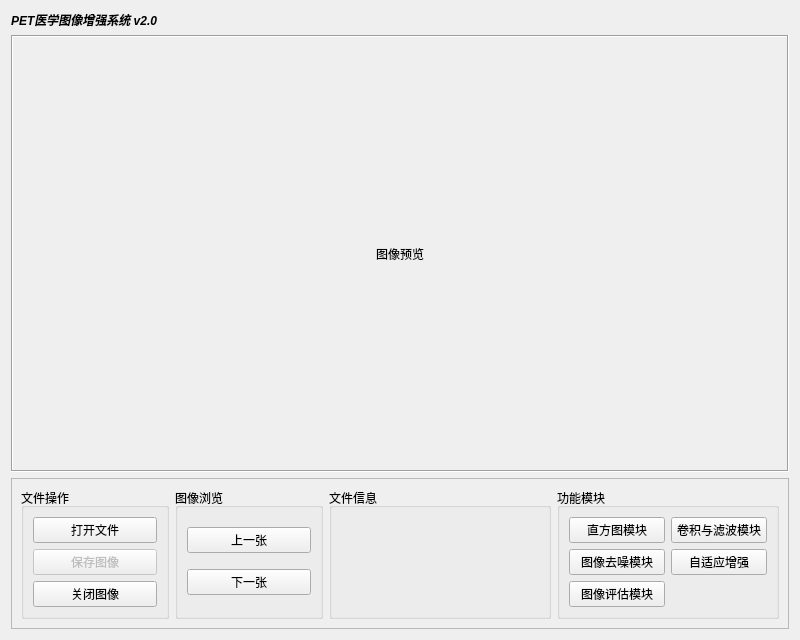
This is src/ui/ui_main_widget_2.ui in inferno0303/Medical-Image-Enhancement-Software as Qt 5 draws it before an edit. The edited form follows.
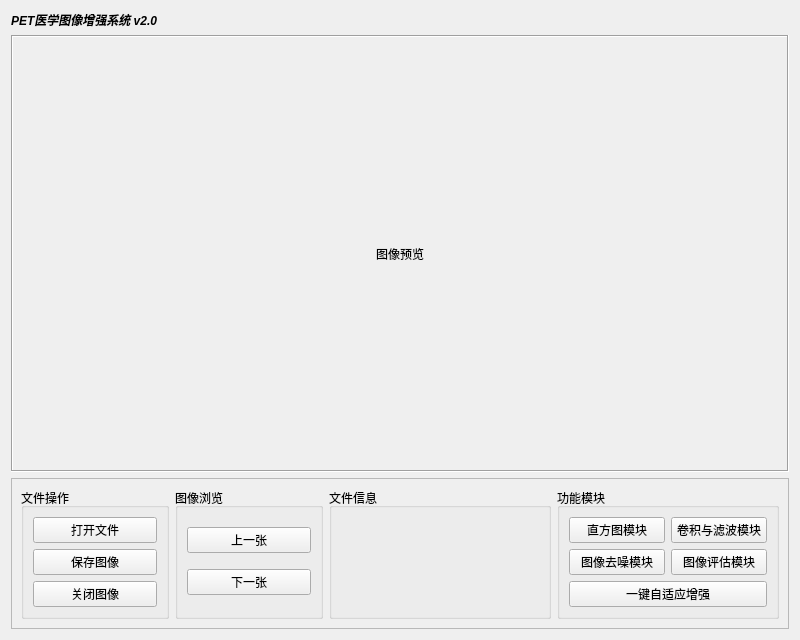
This is the edited form.

Patch:
```diff
--- a/src/ui/ui_main_widget_2.ui
+++ b/src/ui/ui_main_widget_2.ui
@@ -78,7 +78,7 @@
          <item>
           <widget class="QPushButton" name="save_image_btn">
            <property name="enabled">
-            <bool>false</bool>
+            <bool>true</bool>
            </property>
            <property name="text">
             <string>保存图像</string>
@@ -161,13 +161,13 @@
          <string>功能模块</string>
         </property>
         <layout class="QGridLayout" name="gridLayout">
-         <item row="1" column="0">
-          <widget class="QPushButton" name="denosing_module_btn">
+         <item row="1" column="1">
+          <widget class="QPushButton" name="evalueate_module_btn">
            <property name="enabled">
             <bool>true</bool>
            </property>
            <property name="text">
-            <string>图像去噪模块</string>
+            <string>图像评估模块</string>
            </property>
           </widget>
          </item>
@@ -181,6 +181,16 @@
            </property>
           </widget>
          </item>
+         <item row="1" column="0">
+          <widget class="QPushButton" name="denosing_module_btn">
+           <property name="enabled">
+            <bool>true</bool>
+           </property>
+           <property name="text">
+            <string>图像去噪模块</string>
+           </property>
+          </widget>
+         </item>
          <item row="0" column="0">
           <widget class="QPushButton" name="hist_module_btn">
            <property name="enabled">
@@ -191,23 +201,13 @@
            </property>
           </widget>
          </item>
-         <item row="1" column="1">
+         <item row="2" column="0" colspan="2">
           <widget class="QPushButton" name="enhance_module_btn">
            <property name="enabled">
             <bool>true</bool>
            </property>
            <property name="text">
-            <string>自适应增强</string>
-           </property>
-          </widget>
-         </item>
-         <item row="2" column="0">
-          <widget class="QPushButton" name="evalueate_module_btn">
-           <property name="enabled">
-            <bool>true</bool>
-           </property>
-           <property name="text">
-            <string>图像评估模块</string>
+            <string>一键自适应增强</string>
            </property>
           </widget>
          </item>
```
